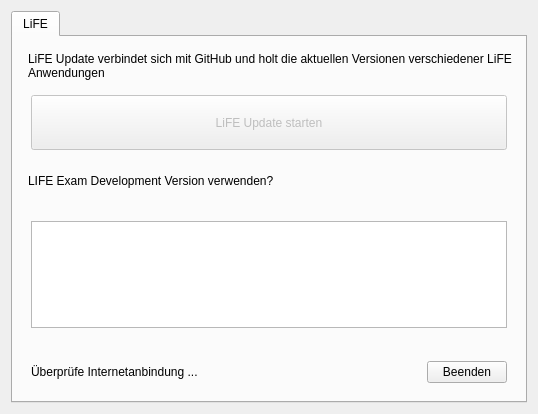
valueerrorx/life-update, file main.ui: the form before one commit.
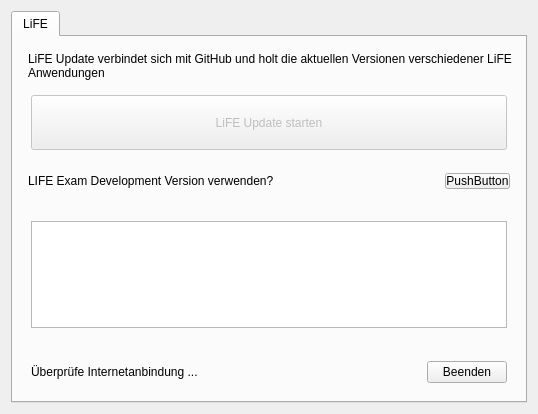
The form after the commit.

The edit to the form file:
```diff
--- a/main.ui
+++ b/main.ui
@@ -115,7 +115,7 @@
           <number>6</number>
          </property>
          <property name="rightMargin">
-          <number>7</number>
+          <number>0</number>
          </property>
          <property name="bottomMargin">
           <number>6</number>
@@ -143,6 +143,16 @@
            </property>
           </spacer>
          </item>
+         <item>
+          <widget class="QPushButton" name="dummySwitch">
+           <property name="styleSheet">
+            <string notr="true">margin-right: 6px</string>
+           </property>
+           <property name="text">
+            <string>PushButton</string>
+           </property>
+          </widget>
+         </item>
         </layout>
        </item>
        <item>
```
